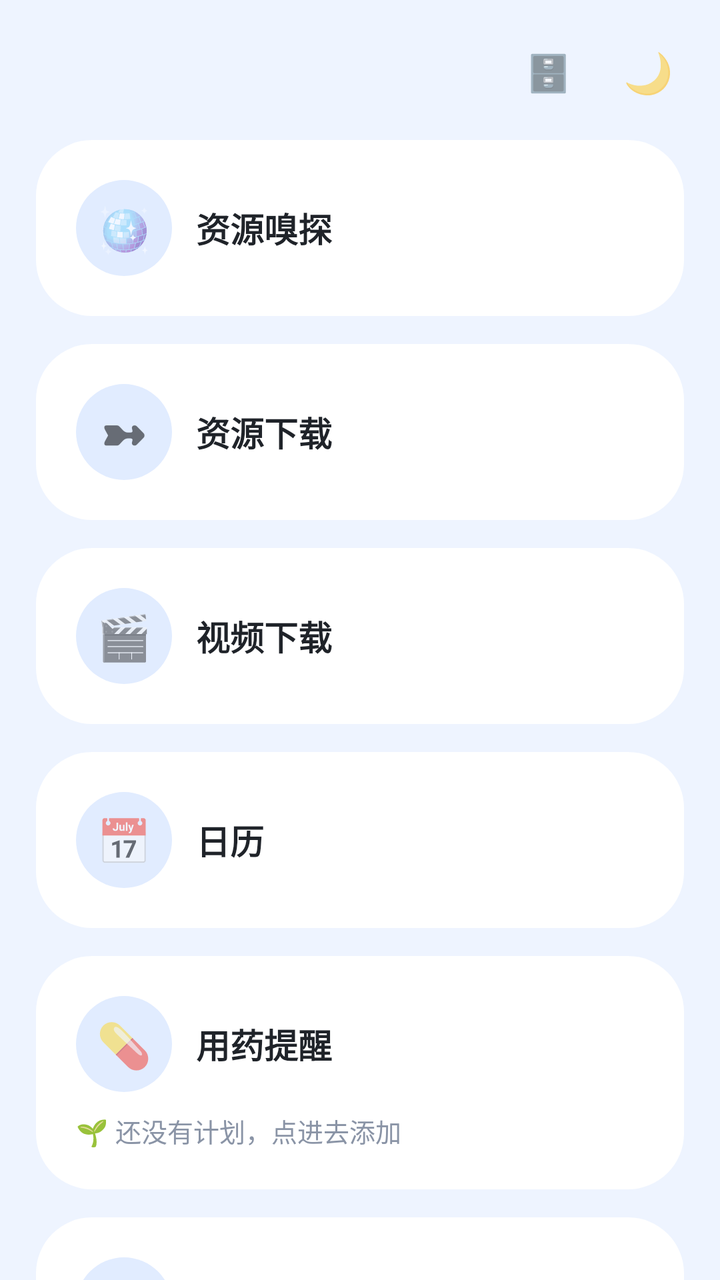
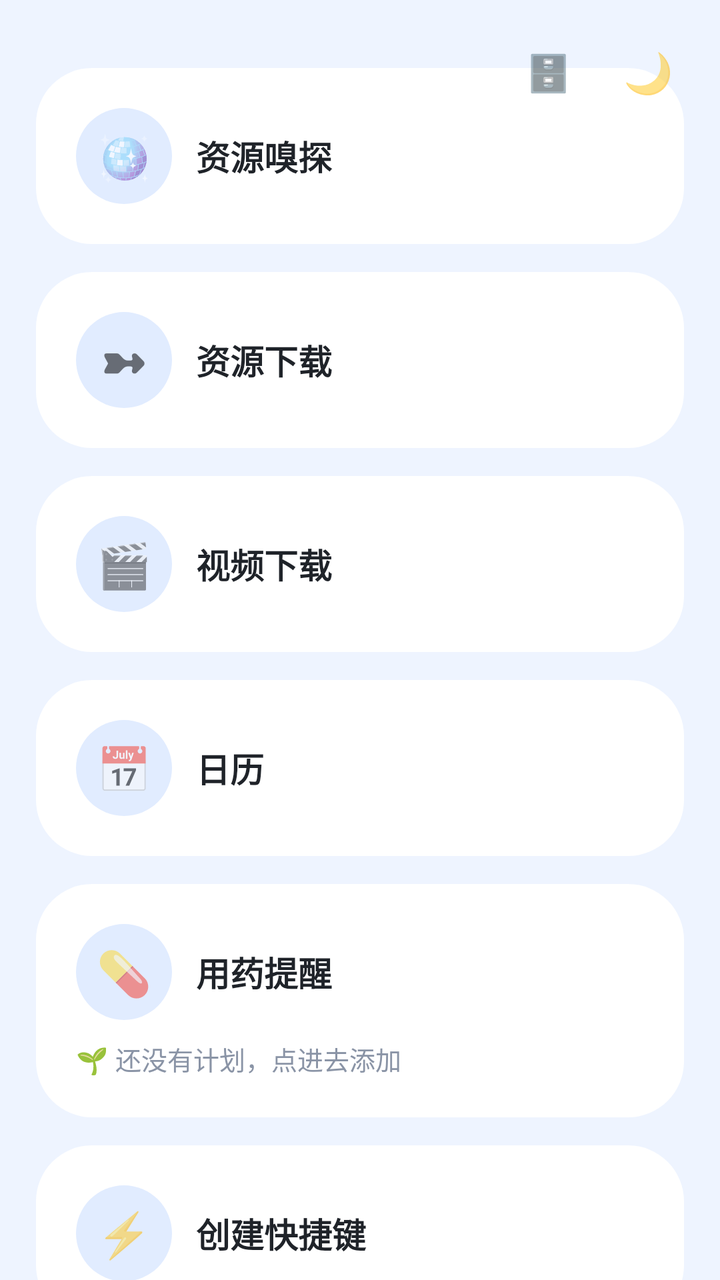

Before-and-after screenshots of an Android layout around one commit, followed by the original layout XML and the change that was made.
<!-- AndroidManifest.xml: application theme AppTheme -->
<!-- res/layout/activity_toolbox.xml -->
<?xml version="1.0" encoding="utf-8"?>
<FrameLayout xmlns:android="http://schemas.android.com/apk/res/android"
    android:id="@+id/toolRoot"
    android:layout_width="match_parent" android:layout_height="match_parent">

    <TextView android:id="@+id/lanToggle"
        android:layout_width="44dp" android:layout_height="44dp"
        android:layout_gravity="top|right" android:layout_marginTop="14dp" android:layout_marginRight="64dp"
        android:gravity="center" android:elevation="6dp"
        android:text="🗄️" android:textSize="18sp"/>

    <TextView android:id="@+id/themeToggle"
        android:layout_width="44dp" android:layout_height="44dp"
        android:layout_gravity="top|right" android:layout_margin="14dp"
        android:gravity="center" android:elevation="6dp"
        android:text="🌙" android:textSize="20sp"/>

    <LinearLayout android:id="@+id/toolColumn"
        android:layout_width="match_parent" android:layout_height="match_parent"
        android:orientation="vertical">

        <ScrollView
            android:layout_width="match_parent" android:layout_height="match_parent"
            android:fillViewport="true" android:scrollbars="none">

            <LinearLayout
                android:layout_width="match_parent" android:layout_height="wrap_content"
                android:orientation="vertical"
                android:paddingLeft="18dp" android:paddingRight="18dp"
                android:paddingTop="70dp" android:paddingBottom="150dp">

                <LinearLayout android:tag="card" android:id="@+id/cardPlayer"
                    android:layout_width="match_parent" android:layout_height="wrap_content"
                    android:background="@drawable/bg_card_md3" android:orientation="vertical"
                    android:padding="20dp">
                    <LinearLayout
                        android:layout_width="match_parent" android:layout_height="wrap_content"
                        android:orientation="horizontal" android:gravity="center_vertical">
                        <TextView
                            android:layout_width="48dp" android:layout_height="48dp"
                            android:background="@drawable/bg_btn_md3"
                            android:text="🪩" android:textSize="22sp" android:gravity="center"/>
                        <TextView
                            android:layout_width="0dp" android:layout_height="wrap_content"
                            android:layout_weight="1" android:layout_marginLeft="12dp"
                            android:text="资源嗅探" android:textSize="17sp"
                            android:textStyle="bold" android:tag="title" android:textColor="@color/textMain"/>
                    </LinearLayout>
                </LinearLayout>

                <LinearLayout android:tag="card" android:id="@+id/cardDownload"
                    android:layout_width="match_parent" android:layout_height="wrap_content"
                    android:layout_marginTop="14dp"
                    android:background="@drawable/bg_card_md3" android:orientation="vertical"
                    android:padding="20dp">
                    <LinearLayout
                        android:layout_width="match_parent" android:layout_height="wrap_content"
                        android:orientation="horizontal" android:gravity="center_vertical">
                        <TextView
                            android:layout_width="48dp" android:layout_height="48dp"
                            android:background="@drawable/bg_btn_md3"
                            android:text="➼" android:textSize="22sp" android:gravity="center"/>
                        <TextView
                            android:layout_width="0dp" android:layout_height="wrap_content"
                            android:layout_weight="1" android:layout_marginLeft="12dp"
                            android:text="资源下载" android:textSize="17sp"
                            android:textStyle="bold" android:tag="title" android:textColor="@color/textMain"/>
                    </LinearLayout>
                </LinearLayout>

                <LinearLayout android:tag="card" android:id="@+id/cardVideoDl"
                    android:layout_width="match_parent" android:layout_height="wrap_content"
                    android:layout_marginTop="14dp"
                    android:background="@drawable/bg_card_md3" android:orientation="vertical"
                    android:padding="20dp">
                    <LinearLayout
                        android:layout_width="match_parent" android:layout_height="wrap_content"
                        android:orientation="horizontal" android:gravity="center_vertical">
                        <TextView
                            android:layout_width="48dp" android:layout_height="48dp"
                            android:background="@drawable/bg_btn_md3"
                            android:text="🎬" android:textSize="22sp" android:gravity="center"/>
                        <TextView
                            android:layout_width="0dp" android:layout_height="wrap_content"
                            android:layout_weight="1" android:layout_marginLeft="12dp"
                            android:text="视频下载" android:textSize="17sp"
                            android:textStyle="bold" android:tag="title" android:textColor="@color/textMain"/>
                    </LinearLayout>
                </LinearLayout>

                <LinearLayout android:tag="card" android:id="@+id/calendarCard"
                    android:layout_width="match_parent" android:layout_height="wrap_content"
                    android:layout_marginTop="14dp"
                    android:background="@drawable/bg_card_md3" android:orientation="vertical"
                    android:padding="20dp">
                    <LinearLayout
                        android:layout_width="match_parent" android:layout_height="wrap_content"
                        android:orientation="horizontal" android:gravity="center_vertical">
                        <TextView
                            android:layout_width="48dp" android:layout_height="48dp"
                            android:background="@drawable/bg_btn_md3"
                            android:text="📅" android:textSize="22sp" android:gravity="center"/>
                        <TextView
                            android:layout_width="0dp" android:layout_height="wrap_content"
                            android:layout_weight="1" android:layout_marginLeft="12dp"
                            android:text="日历" android:textSize="17sp"
                            android:textStyle="bold" android:tag="title" android:textColor="@color/textMain"/>
                    </LinearLayout>
                </LinearLayout>

                <LinearLayout android:tag="card" android:id="@+id/cardMed"
                    android:layout_width="match_parent" android:layout_height="wrap_content"
                    android:layout_marginTop="14dp"
                    android:background="@drawable/bg_card_md3" android:orientation="vertical"
                    android:padding="20dp">
                    <LinearLayout
                        android:layout_width="match_parent" android:layout_height="wrap_content"
                        android:orientation="horizontal" android:gravity="center_vertical">
                        <TextView
                            android:layout_width="48dp" android:layout_height="48dp"
                            android:background="@drawable/bg_btn_md3"
                            android:text="💊" android:textSize="22sp" android:gravity="center"/>
                        <TextView
                            android:layout_width="0dp" android:layout_height="wrap_content"
                            android:layout_weight="1" android:layout_marginLeft="12dp"
                            android:text="用药提醒" android:textSize="17sp"
                            android:textStyle="bold" android:tag="title" android:textColor="@color/textMain"/>
                    </LinearLayout>
                    <TextView
                        android:id="@+id/medStatus"
                        android:layout_width="match_parent" android:layout_height="wrap_content"
                        android:layout_marginTop="10dp" android:tag="sub"
                        android:text="🌱 还没有计划，点进去添加" android:textSize="13sp"
                        android:textColor="#8A94A6"/>
                </LinearLayout>

                <LinearLayout android:tag="card" android:id="@+id/cardShortcut"
                    android:layout_width="match_parent" android:layout_height="wrap_content"
                    android:layout_marginTop="14dp"
                    android:background="@drawable/bg_card_md3" android:orientation="vertical"
                    android:padding="20dp">
                    <LinearLayout
                        android:layout_width="match_parent" android:layout_height="wrap_content"
                        android:orientation="horizontal" android:gravity="center_vertical">
                        <TextView
                            android:layout_width="48dp" android:layout_height="48dp"
                            android:background="@drawable/bg_btn_md3"
                            android:text="⚡" android:textSize="22sp" android:gravity="center"/>
                        <TextView
                            android:layout_width="0dp" android:layout_height="wrap_content"
                            android:layout_weight="1" android:layout_marginLeft="12dp"
                            android:text="创建快捷键" android:textSize="17sp"
                            android:textStyle="bold" android:tag="title" android:textColor="@color/textMain"/>
                    </LinearLayout>
                </LinearLayout>

            </LinearLayout>
        </ScrollView>
    </LinearLayout>
</FrameLayout>
<!-- resources referenced by this layout -->
<resources>
  <color name="textMain">#1F2329</color>
  <!-- drawable bg_btn_md3 (drawable) -->
  <?xml version="1.0" encoding="utf-8"?>
  <shape xmlns:android="http://schemas.android.com/apk/res/android">
      <solid android:color="#E1ECFF"/>
      <corners android:radius="24dp"/>
  </shape>
  <!-- drawable bg_card_md3 (drawable) -->
  <?xml version="1.0" encoding="utf-8"?>
  <ripple xmlns:android="http://schemas.android.com/apk/res/android"
      android:color="#224C7DFF">
      <item>
          <shape>
              <solid android:color="#FFFFFF"/>
              <corners android:radius="28dp"/>
          </shape>
      </item>
  </ripple>
  <style name="AppTheme" parent="Theme.MaterialComponents.DayNight.NoActionBar">
          <item name="android:windowFullscreen">true</item>
          <item name="android:windowNoTitle">true</item>
          <item name="android:windowTranslucentNavigation">true</item>
          <item name="android:windowBackground">@color/bg</item>
          <item name="android:colorAccent">@color/blue2</item>
          <item name="colorPrimary">@color/blue2</item>
          <item name="colorSecondary">@color/blue2</item>
          <item name="android:colorControlHighlight">#22315CDE</item>
      </style>
  <color name="bg">#EEF4FF</color>
  <color name="blue2">#1677FF</color>
</resources>

<!-- the commit's change to res/layout/activity_toolbox.xml (unified diff, before → after) -->
@@ -27,7 +27,7 @@
                 android:layout_width="match_parent" android:layout_height="wrap_content"
                 android:orientation="vertical"
                 android:paddingLeft="18dp" android:paddingRight="18dp"
-                android:paddingTop="70dp" android:paddingBottom="150dp">
+                android:paddingTop="34dp" android:paddingBottom="150dp">
 
                 <LinearLayout android:tag="card" android:id="@+id/cardPlayer"
                     android:layout_width="match_parent" android:layout_height="wrap_content"
